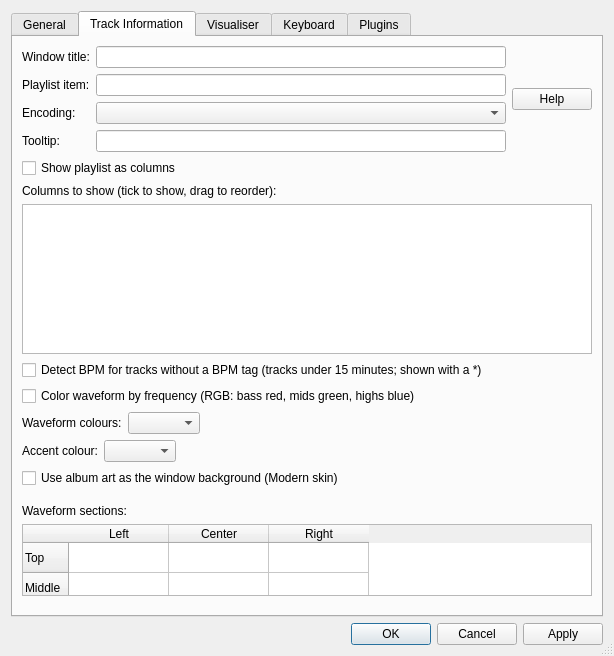
Qt form src/preferencesDialog.ui (khoshekh-dj/nulloy) before a commit.
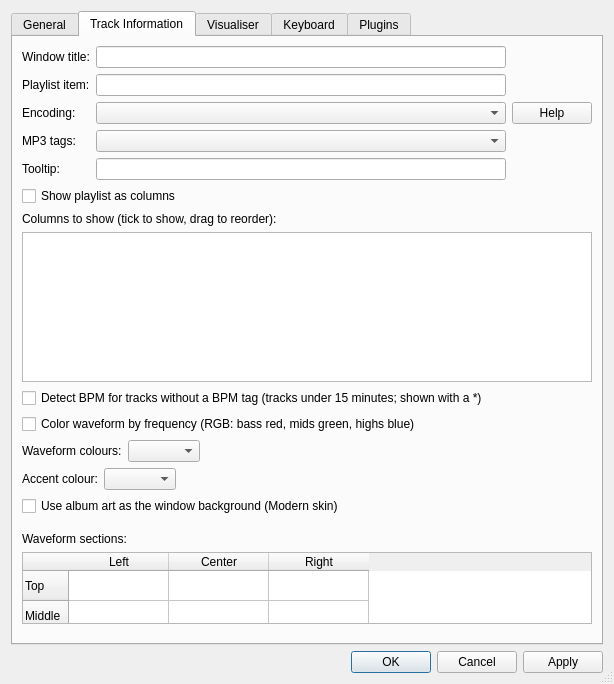
The same form after that commit. The open tabs and pages were chosen to show the change. Custom widgets are drawn as their Qt base class.

```diff
--- a/src/preferencesDialog.ui
+++ b/src/preferencesDialog.ui
@@ -1191,6 +1191,13 @@
               </property>
              </widget>
             </item>
+            <item>
+             <widget class="QLabel" name="id3v2VersionLabel">
+              <property name="text">
+               <string>MP3 tags:</string>
+              </property>
+             </widget>
+            </item>
             <item>
              <widget class="QLabel" name="tooltipTrackInfoLabel">
               <property name="text">
@@ -1218,6 +1225,13 @@
               </property>
              </widget>
             </item>
+            <item>
+             <widget class="QComboBox" name="id3v2VersionComboBox">
+              <property name="toolTip">
+               <string>The ID3 tag version the Tag Editor writes to MP3, WAV and AIFF files</string>
+              </property>
+             </widget>
+            </item>
             <item>
              <widget class="QLineEdit" name="tooltipTrackInfoLineEdit"/>
             </item>
```
